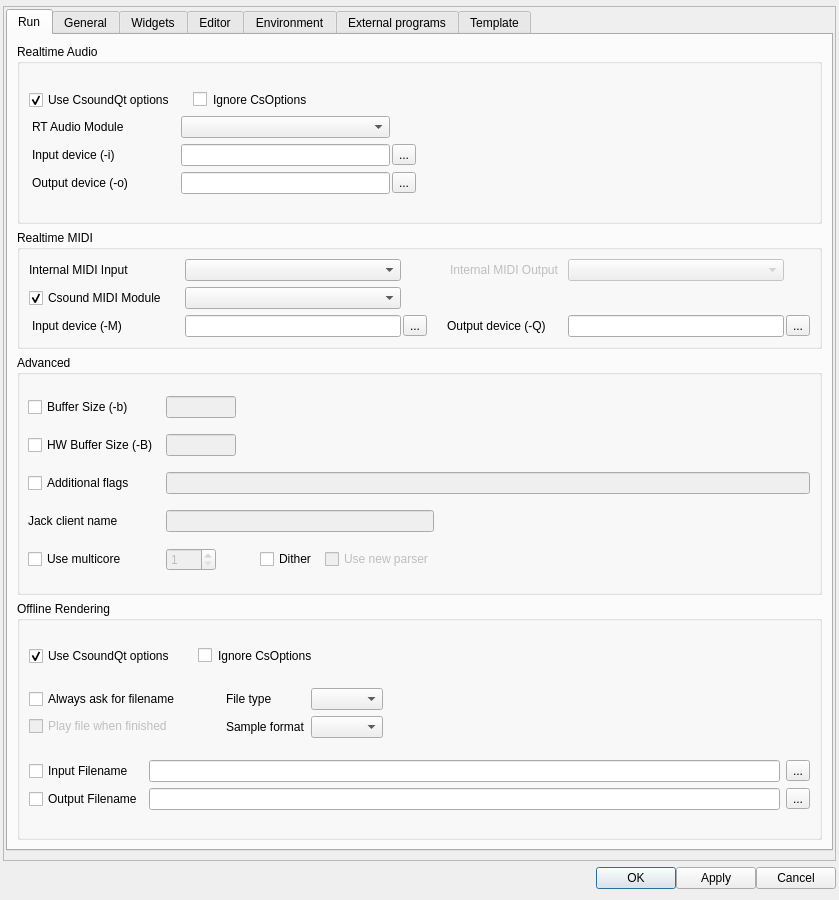
The window that src/configdialog.ui (CsoundQt/CsoundQt) describes before a commit, drawn with Qt 5.
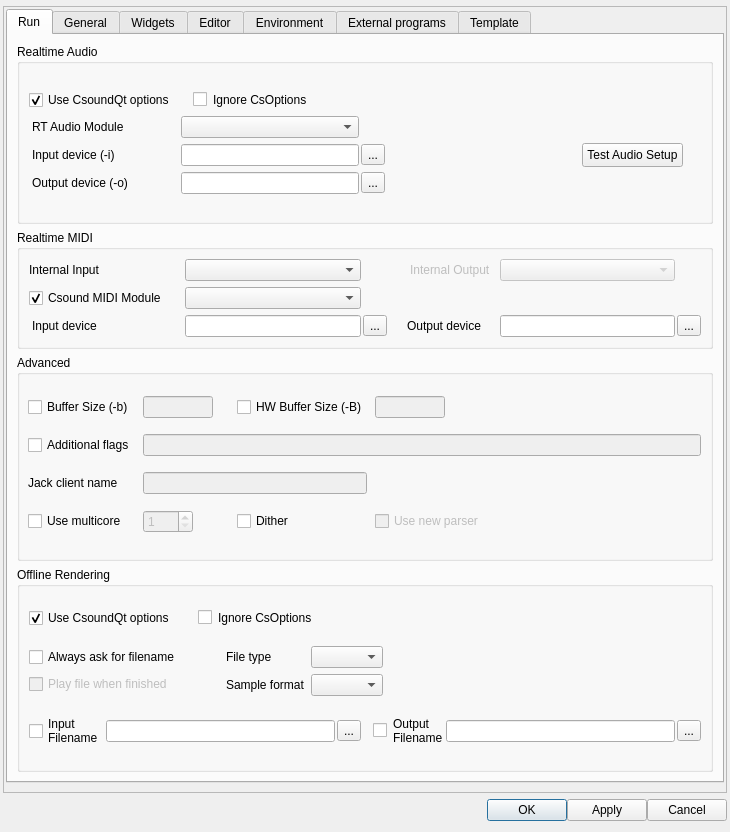
The same window after the commit. The open tabs and pages were chosen to show the change. Icons and pictures are not drawn.

Commit message: added new icon, added new button/menu for audio test setup (not implemented yet)

```diff
--- a/src/configdialog.ui
+++ b/src/configdialog.ui
@@ -7,8 +7,8 @@
    <rect>
     <x>0</x>
     <y>0</y>
-    <width>839</width>
-    <height>900</height>
+    <width>730</width>
+    <height>832</height>
    </rect>
   </property>
   <property name="windowTitle">
@@ -90,8 +90,8 @@
        <rect>
         <x>0</x>
         <y>0</y>
-        <width>831</width>
-        <height>851</height>
+        <width>722</width>
+        <height>783</height>
        </rect>
       </property>
       <layout class="QGridLayout" name="gridLayout_18">
@@ -113,7 +113,7 @@
           <bool>true</bool>
          </property>
          <property name="currentIndex">
-          <number>2</number>
+          <number>0</number>
          </property>
          <widget class="QWidget" name="tab_2">
           <attribute name="title">
@@ -146,50 +146,89 @@
                 <property name="verticalSpacing">
                  <number>6</number>
                 </property>
+                <item row="5" column="1">
+                 <widget class="QLineEdit" name="RtOutputLineEdit">
+                  <property name="toolTip">
+                   <string>&lt;html&gt;&lt;head/&gt;&lt;body&gt;&lt;p&gt;Audio device used for output. Use the &amp;quot;...&amp;quot; button to select one of the audio devices available (select the realtime audio module first)&lt;/p&gt;&lt;/body&gt;&lt;/html&gt;</string>
+                  </property>
+                 </widget>
+                </item>
                 <item row="3" column="3">
                  <spacer name="horizontalSpacer_13">
                   <property name="orientation">
                    <enum>Qt::Horizontal</enum>
                   </property>
                   <property name="sizeType">
-                   <enum>QSizePolicy::Expanding</enum>
+                   <enum>QSizePolicy::Minimum</enum>
                   </property>
                   <property name="sizeHint" stdset="0">
                    <size>
-                    <width>40</width>
+                    <width>18</width>
                     <height>2</height>
                    </size>
                   </property>
                  </spacer>
                 </item>
-                <item row="2" column="2">
-                 <spacer name="horizontalSpacer_8">
-                  <property name="orientation">
-                   <enum>Qt::Horizontal</enum>
+                <item row="1" column="0">
+                 <widget class="QCheckBox" name="RtUseOptionsCheckBox">
+                  <property name="text">
+                   <string>Use CsoundQt options</string>
                   </property>
-                  <property name="sizeHint" stdset="0">
-                   <size>
-                    <width>40</width>
-                    <height>2</height>
-                   </size>
+                  <property name="checked">
+                   <bool>true</bool>
                   </property>
-                 </spacer>
+                 </widget>
                 </item>
-                <item row="3" column="2">
+                <item row="5" column="0">
+                 <widget class="QLabel" name="label_5">
+                  <property name="toolTip">
+                   <string>&lt;html&gt;&lt;head/&gt;&lt;body&gt;&lt;p&gt;Audio device used for output. Use the &amp;quot;...&amp;quot; button to select one of the audio devices available (select the realtime audio module first)&lt;/p&gt;&lt;/body&gt;&lt;/html&gt;</string>
+                  </property>
+                  <property name="styleSheet">
+                   <string notr="true">padding-right: 6</string>
+                  </property>
+                  <property name="text">
+                   <string>Output device (-o)</string>
+                  </property>
+                 </widget>
+                </item>
+                <item row="4" column="2">
                  <widget class="QToolButton" name="audioInputToolButton">
                   <property name="text">
                    <string>...</string>
                   </property>
                  </widget>
                 </item>
-                <item row="2" column="1">
+                <item row="3" column="1">
                  <widget class="QComboBox" name="RtModuleComboBox">
+                  <property name="minimumSize">
+                   <size>
+                    <width>100</width>
+                    <height>0</height>
+                   </size>
+                  </property>
                   <property name="toolTip">
                    <string>Audio backend used when running Csound in realtime</string>
                   </property>
                  </widget>
                 </item>
-                <item row="3" column="0">
+                <item row="3" column="6">
+                 <spacer name="horizontalSpacer_25">
+                  <property name="orientation">
+                   <enum>Qt::Horizontal</enum>
+                  </property>
+                  <property name="sizeType">
+                   <enum>QSizePolicy::Minimum</enum>
+                  </property>
+                  <property name="sizeHint" stdset="0">
+                   <size>
+                    <width>18</width>
+                    <height>20</height>
+                   </size>
+                  </property>
+                 </spacer>
+                </item>
+                <item row="4" column="0">
                  <widget class="QLabel" name="label_4">
                   <property name="minimumSize">
                    <size>
@@ -208,38 +247,21 @@
                   </property>
                  </widget>
                 </item>
-                <item row="4" column="0">
-                 <widget class="QLabel" name="label_5">
-                  <property name="toolTip">
-                   <string>&lt;html&gt;&lt;head/&gt;&lt;body&gt;&lt;p&gt;Audio device used for output. Use the &amp;quot;...&amp;quot; button to select one of the audio devices available (select the realtime audio module first)&lt;/p&gt;&lt;/body&gt;&lt;/html&gt;</string>
-                  </property>
+                <item row="1" column="1">
+                 <widget class="QCheckBox" name="RtOverrideCheckBox">
                   <property name="styleSheet">
-                   <string notr="true">padding-right: 6</string>
+                   <string notr="true">padding-left: 12</string>
                   </property>
                   <property name="text">
-                   <string>Output device (-o)</string>
-                  </property>
-                 </widget>
-                </item>
-                <item row="4" column="2">
-                 <widget class="QToolButton" name="audioOutputToolButton">
-                  <property name="text">
-                   <string>...</string>
+                   <string>Ignore CsOptions</string>
                   </property>
                  </widget>
                 </item>
                 <item row="4" column="1">
-                 <widget class="QLineEdit" name="RtOutputLineEdit">
-                  <property name="toolTip">
-                   <string>&lt;html&gt;&lt;head/&gt;&lt;body&gt;&lt;p&gt;Audio device used for output. Use the &amp;quot;...&amp;quot; button to select one of the audio devices available (select the realtime audio module first)&lt;/p&gt;&lt;/body&gt;&lt;/html&gt;</string>
-                  </property>
-                 </widget>
-                </item>
-                <item row="3" column="1">
                  <widget class="QLineEdit" name="RtInputLineEdit">
                   <property name="minimumSize">
                    <size>
-                    <width>160</width>
+                    <width>100</width>
                     <height>0</height>
                    </size>
                   </property>
@@ -248,7 +270,14 @@
                   </property>
                  </widget>
                 </item>
-                <item row="2" column="0">
+                <item row="5" column="2">
+                 <widget class="QToolButton" name="audioOutputToolButton">
+                  <property name="text">
+                   <string>...</string>
+                  </property>
+                 </widget>
+                </item>
+                <item row="3" column="0">
                  <widget class="QLabel" name="label_3">
                   <property name="toolTip">
                    <string>Audio backend used when running Csound in realtime</string>
@@ -261,23 +290,33 @@
                   </property>
                  </widget>
                 </item>
-                <item row="1" column="0">
-                 <widget class="QCheckBox" name="RtUseOptionsCheckBox">
-                  <property name="text">
-                   <string>Use CsoundQt options</string>
+                <item row="3" column="4">
+                 <spacer name="horizontalSpacer_23">
+                  <property name="orientation">
+                   <enum>Qt::Horizontal</enum>
                   </property>
-                  <property name="checked">
-                   <bool>true</bool>
+                  <property name="sizeType">
+                   <enum>QSizePolicy::Expanding</enum>
                   </property>
-                 </widget>
+                  <property name="sizeHint" stdset="0">
+                   <size>
+                    <width>40</width>
+                    <height>18</height>
+                   </size>
+                  </property>
+                 </spacer>
                 </item>
-                <item row="1" column="1">
-                 <widget class="QCheckBox" name="RtOverrideCheckBox">
+                <item row="3" column="5" rowspan="3">
+                 <widget class="QPushButton" name="testAudioSetupButton">
                   <property name="styleSheet">
-                   <string notr="true">padding-left: 12</string>
+                   <string notr="true">padding: 4px</string>
                   </property>
                   <property name="text">
-                   <string>Ignore CsOptions</string>
+                   <string>Test Audio Setup</string>
+                  </property>
+                  <property name="icon">
+                   <iconset resource="icons.qrc">
+                    <normaloff>:/themes/breeze/gtk-media-play-ltr.png</normaloff>:/themes/breeze/gtk-media-play-ltr.png</iconset>
                   </property>
                  </widget>
                 </item>
@@ -303,6 +342,33 @@
                 <property name="horizontalSpacing">
                  <number>2</number>
                 </property>
+                <item row="2" column="3">
+                 <widget class="QToolButton" name="midiInputToolButton">
+                  <property name="text">
+                   <string>...</string>
+                  </property>
+                 </widget>
+                </item>
+                <item row="2" column="7">
+                 <widget class="QToolButton" name="midiOutputToolButton">
+                  <property name="text">
+                   <string>...</string>
+                  </property>
+                 </widget>
+                </item>
+                <item row="1" column="1">
+                 <widget class="QCheckBox" name="csoundMidiCheckBox">
+                  <property name="toolTip">
+                   <string>&lt;html&gt;&lt;head/&gt;&lt;body&gt;&lt;p&gt;Use Csound's own MIDI implementation. All MIDI input/output is performed by csound directly. If this is selected, the internal MIDI interface is not used.&lt;/p&gt;&lt;/body&gt;&lt;/html&gt;</string>
+                  </property>
+                  <property name="text">
+                   <string>Csound MIDI Module</string>
+                  </property>
+                  <property name="checked">
+                   <bool>true</bool>
+                  </property>
+                 </widget>
+                </item>
                 <item row="0" column="6">
                  <widget class="QComboBox" name="midiOutInterfaceComboBox">
                   <property name="enabled">
@@ -310,7 +376,7 @@
                   </property>
                   <property name="minimumSize">
                    <size>
-                    <width>160</width>
+                    <width>100</width>
                     <height>0</height>
                    </size>
                   </property>
@@ -323,6 +389,26 @@
                   </property>
                  </widget>
                 </item>
+                <item row="1" column="2">
+                 <widget class="QComboBox" name="RtMidiModuleComboBox">
+                  <property name="toolTip">
+                   <string>Select the MIDI backend used by Csound</string>
+                  </property>
+                 </widget>
+                </item>
+                <item row="2" column="5">
+                 <widget class="QLabel" name="label_8">
+                  <property name="toolTip">
+                   <string>&lt;html&gt;&lt;head/&gt;&lt;body&gt;&lt;p&gt;Csound MIDI output device &lt;/p&gt;&lt;p&gt;(corresponds to parameter &amp;quot;-Q&amp;quot;)&lt;/p&gt;&lt;/body&gt;&lt;/html&gt;</string>
+                  </property>
+                  <property name="styleSheet">
+                   <string notr="true"/>
+                  </property>
+                  <property name="text">
+                   <string>Output device</string>
+                  </property>
+                 </widget>
+                </item>
                 <item row="2" column="6">
                  <widget class="QLineEdit" name="RtMidiOutputLineEdit">
                   <property name="toolTip">
@@ -330,43 +416,6 @@
                   </property>
                  </widget>
                 </item>
-                <item row="1" column="1">
-                 <widget class="QCheckBox" name="csoundMidiCheckBox">
-                  <property name="toolTip">
-                   <string>&lt;html&gt;&lt;head/&gt;&lt;body&gt;&lt;p&gt;Use Csound's own MIDI implementation. All MIDI input/output is performed by csound directly. If this is selected, the internal MIDI interface is not used.&lt;/p&gt;&lt;/body&gt;&lt;/html&gt;</string>
-                  </property>
-                  <property name="text">
-                   <string>Csound MIDI Module</string>
-                  </property>
-                  <property name="checked">
-                   <bool>true</bool>
-                  </property>
-                 </widget>
-                </item>
-                <item row="2" column="5">
-                 <widget class="QLabel" name="label_8">
-                  <property name="styleSheet">
-                   <string notr="true"/>
-                  </property>
-                  <property name="text">
-                   <string>Output device (-Q)</string>
-                  </property>
-                 </widget>
-                </item>
-                <item row="1" column="2">
-                 <widget class="QComboBox" name="RtMidiModuleComboBox">
-                  <property name="toolTip">
-                   <string>Select the MIDI backend used by Csound</string>
-                  </property>
-                 </widget>
-                </item>
-                <item row="2" column="7">
-                 <widget class="QToolButton" name="midiOutputToolButton">
-                  <property name="text">
-                   <string>...</string>
-                  </property>
-                 </widget>
-                </item>
                 <item row="0" column="5">
                  <widget class="QLabel" name="label_38">
                   <property name="enabled">
@@ -376,16 +425,25 @@
                    <string notr="true">padding-right: 4</string>
                   </property>
                   <property name="text">
-                   <string>Internal MIDI Output</string>
+                   <string>Internal Output</string>
                   </property>
                  </widget>
                 </item>
-                <item row="2" column="3">
-                 <widget class="QToolButton" name="midiInputToolButton">
-                  <property name="text">
-                   <string>...</string>
+                <item row="2" column="4">
+                 <spacer name="horizontalSpacer_14">
+                  <property name="orientation">
+                   <enum>Qt::Horizontal</enum>
                   </property>
-                 </widget>
+                  <property name="sizeType">
+                   <enum>QSizePolicy::Fixed</enum>
+                  </property>
+                  <property name="sizeHint" stdset="0">
+                   <size>
+                    <width>18</width>
+                    <height>0</height>
+                   </size>
+                  </property>
+                 </spacer>
                 </item>
                 <item row="0" column="2">
                  <widget class="QComboBox" name="midiInterfaceComboBox">
@@ -394,7 +452,7 @@
                   </property>
                   <property name="minimumSize">
                    <size>
-                    <width>160</width>
+                    <width>100</width>
                     <height>0</height>
                    </size>
                   </property>
@@ -420,36 +478,23 @@
                    <string notr="true"/>
                   </property>
                   <property name="text">
-                   <string>Internal MIDI Input </string>
+                   <string>Internal Input </string>
                   </property>
                  </widget>
                 </item>
                 <item row="2" column="1">
                  <widget class="QLabel" name="label_12">
+                  <property name="toolTip">
+                   <string>&lt;html&gt;&lt;head/&gt;&lt;body&gt;&lt;p&gt;Csound MIDI input device &lt;/p&gt;&lt;p&gt;(corresponds to parameter &amp;quot;-M&amp;quot;)&lt;/p&gt;&lt;/body&gt;&lt;/html&gt;</string>
+                  </property>
                   <property name="styleSheet">
                    <string notr="true">padding-right: 6</string>
                   </property>
                   <property name="text">
-                   <string>Input device (-M)</string>
+                   <string>Input device</string>
                   </property>
                  </widget>
                 </item>
-                <item row="2" column="4">
-                 <spacer name="horizontalSpacer_14">
-                  <property name="orientation">
-                   <enum>Qt::Horizontal</enum>
-                  </property>
-                  <property name="sizeType">
-                   <enum>QSizePolicy::Fixed</enum>
-                  </property>
-                  <property name="sizeHint" stdset="0">
-                   <size>
-                    <width>18</width>
-                    <height>0</height>
-                   </size>
-                  </property>
-                 </spacer>
-                </item>
                </layout>
               </item>
              </layout>
@@ -479,7 +524,7 @@
               <property name="verticalSpacing">
                <number>4</number>
               </property>
-              <item row="5" column="4">
+              <item row="4" column="4">
                <widget class="QCheckBox" name="DitherCheckBox">
                 <property name="toolTip">
                  <string/>
@@ -489,51 +534,6 @@
                 </property>
                </widget>
               </item>
-              <item row="5" column="0">
-               <widget class="QCheckBox" name="multicoreCheckBox">
-                <property name="enabled">
-                 <bool>true</bool>
-                </property>
-                <property name="toolTip">
-                 <string>Use multiple cores when running Csound</string>
-                </property>
-                <property name="text">
-                 <string>Use multicore</string>
-                </property>
-               </widget>
-              </item>
-              <item row="2" column="1">
-               <spacer name="horizontalSpacer_10">
-                <property name="orientation">
-                 <enum>Qt::Horizontal</enum>
-                </property>
-                <property name="sizeType">
-                 <enum>QSizePolicy::Minimum</enum>
-                </property>
-                <property name="sizeHint" stdset="0">
-                 <size>
-                  <width>8</width>
-                  <height>0</height>
-                 </size>
-                </property>
-               </spacer>
-              </item>
-              <item row="5" column="5">
-               <widget class="QCheckBox" name="newParserCheckBox">
-                <property name="enabled">
-                 <bool>false</bool>
-                </property>
-                <property name="toolTip">
-                 <string>Use the new parser (deprecated)</string>
-                </property>
-                <property name="text">
-                 <string>Use new parser</string>
-                </property>
-                <property name="checkable">
-                 <bool>true</bool>
-                </property>
-               </widget>
-              </item>
               <item row="0" column="0">
                <widget class="QCheckBox" name="BufferSizeCheckBox">
                 <property name="toolTip">
@@ -544,33 +544,26 @@
                 </property>
                </widget>
               </item>
-              <item row="0" column="1">
-               <widget class="QLineEdit" name="BufferSizeLineEdit">
+              <item row="2" column="1" colspan="6">
+               <widget class="QLineEdit" name="AdditionalFlagsLineEdit">
                 <property name="enabled">
                  <bool>false</bool>
                 </property>
+                <property name="minimumSize">
+                 <size>
+                  <width>100</width>
+                  <height>0</height>
+                 </size>
+                </property>
                 <property name="maximumSize">
                  <size>
-                  <width>70</width>
+                  <width>800</width>
                   <height>16777215</height>
                  </size>
                 </property>
-                <property name="toolTip">
-                 <string>&lt;html&gt;&lt;head/&gt;&lt;body&gt;&lt;p&gt;1. For &lt;span style=&quot; font-weight:600;&quot;&gt;portaudio&lt;/span&gt;, -B suggests a latency, -b is used to set the buffersize.&lt;/p&gt;&lt;p&gt;2. For &lt;span style=&quot; font-weight:600;&quot;&gt;coreaudio&lt;/span&gt;, &lt;span style=&quot; font-weight:600;&quot;&gt;-B&lt;/span&gt; is the size of the internal buffer, &lt;span style=&quot; font-weight:600;&quot;&gt;-b&lt;/span&gt; is used for the actual IO buffer size.&lt;/p&gt;&lt;p&gt;3. For &lt;span style=&quot; font-weight:600;&quot;&gt;jack&lt;/span&gt;, &lt;span style=&quot; font-weight:600;&quot;&gt;-B&lt;/span&gt; is used to determine the number of buffers used in conjunction with -b , num = (N + M + 1) / M. &lt;span style=&quot; font-weight:600;&quot;&gt;-b&lt;/span&gt; is the size of each buffer.&lt;/p&gt;&lt;p&gt;4. For &lt;span style=&quot; font-weight:600;&quot;&gt;alsa&lt;/span&gt;, &lt;span style=&quot; font-weight:600;&quot;&gt;-B&lt;/span&gt; is the buffer size, &lt;span style=&quot; font-weight:600;&quot;&gt;-b&lt;/span&gt; is the period size&lt;/p&gt;&lt;p&gt;5. For &lt;span style=&quot; font-weight:600;&quot;&gt;pulse&lt;/span&gt;, &lt;span style=&quot; font-weight:600;&quot;&gt;-b&lt;/span&gt; is the actual buffersize passed to the device, &lt;span style=&quot; font-weight:600;&quot;&gt;-B&lt;/span&gt; is not used.&lt;/p&gt;&lt;p&gt;Use power-of-two values for &lt;span style=&quot; font-weight:600;&quot;&gt;ksmps&lt;/span&gt; (which is the same as &amp;quot;block size&amp;quot; in PureData or &amp;quot;vector size&amp;quot; in Max). Make sure  ksmps divides buffer size with no remainder. So, for -b 128, use ksmps = 128, 64, 32, 16, etc.&lt;/p&gt;&lt;/body&gt;&lt;/html&gt;</string>
-                </property>
                </widget>
               </item>
-              <item row="1" column="0">
-               <widget class="QCheckBox" name="HwBufferSizeCheckBox">
-                <property name="toolTip">
-                 <string>&lt;html&gt;&lt;head/&gt;&lt;body&gt;&lt;p&gt;1. For &lt;span style=&quot; font-weight:600;&quot;&gt;portaudio&lt;/span&gt;, -B suggests a latency, -b is used to set the buffersize.&lt;/p&gt;&lt;p&gt;2. For &lt;span style=&quot; font-weight:600;&quot;&gt;coreaudio&lt;/span&gt;, &lt;span style=&quot; font-weight:600;&quot;&gt;-B&lt;/span&gt; is the size of the internal buffer, &lt;span style=&quot; font-weight:600;&quot;&gt;-b&lt;/span&gt; is used for the actual IO buffer size.&lt;/p&gt;&lt;p&gt;3. For &lt;span style=&quot; font-weight:600;&quot;&gt;jack&lt;/span&gt;, &lt;span style=&quot; font-weight:600;&quot;&gt;-B&lt;/span&gt; is used to determine the number of buffers used in conjunction with -b , num = (N + M + 1) / M. &lt;span style=&quot; font-weight:600;&quot;&gt;-b&lt;/span&gt; is the size of each buffer.&lt;/p&gt;&lt;p&gt;4. For &lt;span style=&quot; font-weight:600;&quot;&gt;alsa&lt;/span&gt;, &lt;span style=&quot; font-weight:600;&quot;&gt;-B&lt;/span&gt; is the buffer size, &lt;span style=&quot; font-weight:600;&quot;&gt;-b&lt;/span&gt; is the period size&lt;/p&gt;&lt;p&gt;5. For &lt;span style=&quot; font-weight:600;&quot;&gt;pulse&lt;/span&gt;, &lt;span style=&quot; font-weight:600;&quot;&gt;-b&lt;/span&gt; is the actual buffersize passed to the device, &lt;span style=&quot; font-weight:600;&quot;&gt;-B&lt;/span&gt; is not used.&lt;/p&gt;&lt;p&gt;Use power-of-two values for &lt;span style=&quot; font-weight:600;&quot;&gt;ksmps&lt;/span&gt; (which is the same as &amp;quot;block size&amp;quot; in PureData or &amp;quot;vector size&amp;quot; in Max). Make sure  ksmps divides buffer size with no remainder. So, for -b 128, use ksmps = 128, 64, 32, 16, etc.&lt;/p&gt;&lt;/body&gt;&lt;/html&gt;</string>
-                </property>
-                <property name="text">
-                 <string>HW Buffer Size (-B)</string>
-                </property>
-               </widget>
-              </item>
-              <item row="3" column="0">
+              <item row="2" column="0">
                <widget class="QCheckBox" name="AdditionalFlagsCheckBox">
                 <property name="toolTip">
                  <string>Extra command line flags passed to Csound</string>
@@ -580,29 +573,49 @@
                 </property>
                </widget>
               </item>
-              <item row="1" column="1">
-               <widget class="QLineEdit" name="HwBufferSizeLineEdit">
+              <item row="0" column="1">
+               <widget class="QLineEdit" name="BufferSizeLineEdit">
                 <property name="enabled">
                  <bool>false</bool>
                 </property>
-                <property name="minimumSize">
+                <property name="maximumSize">
                  <size>
                   <width>70</width>
-                  <height>0</height>
+                  <height>16777215</height>
                  </size>
                 </property>
+                <property name="toolTip">
+                 <string>&lt;html&gt;&lt;head/&gt;&lt;body&gt;&lt;p&gt;1. For &lt;span style=&quot; font-weight:600;&quot;&gt;portaudio&lt;/span&gt;, -B suggests a latency, -b is used to set the buffersize.&lt;/p&gt;&lt;p&gt;2. For &lt;span style=&quot; font-weight:600;&quot;&gt;coreaudio&lt;/span&gt;, &lt;span style=&quot; font-weight:600;&quot;&gt;-B&lt;/span&gt; is the size of the internal buffer, &lt;span style=&quot; font-weight:600;&quot;&gt;-b&lt;/span&gt; is used for the actual IO buffer size.&lt;/p&gt;&lt;p&gt;3. For &lt;span style=&quot; font-weight:600;&quot;&gt;jack&lt;/span&gt;, &lt;span style=&quot; font-weight:600;&quot;&gt;-B&lt;/span&gt; is used to determine the number of buffers used in conjunction with -b , num = (N + M + 1) / M. &lt;span style=&quot; font-weight:600;&quot;&gt;-b&lt;/span&gt; is the size of each buffer.&lt;/p&gt;&lt;p&gt;4. For &lt;span style=&quot; font-weight:600;&quot;&gt;alsa&lt;/span&gt;, &lt;span style=&quot; font-weight:600;&quot;&gt;-B&lt;/span&gt; is the buffer size, &lt;span style=&quot; font-weight:600;&quot;&gt;-b&lt;/span&gt; is the period size&lt;/p&gt;&lt;p&gt;5. For &lt;span style=&quot; font-weight:600;&quot;&gt;pulse&lt;/span&gt;, &lt;span style=&quot; font-weight:600;&quot;&gt;-b&lt;/span&gt; is the actual buffersize passed to the device, &lt;span style=&quot; font-weight:600;&quot;&gt;-B&lt;/span&gt; is not used.&lt;/p&gt;&lt;p&gt;Use power-of-two values for &lt;span style=&quot; font-weight:600;&quot;&gt;ksmps&lt;/span&gt; (which is the same as &amp;quot;block size&amp;quot; in PureData or &amp;quot;vector size&amp;quot; in Max). Make sure  ksmps divides buffer size with no remainder. So, for -b 128, use ksmps = 128, 64, 32, 16, etc.&lt;/p&gt;&lt;/body&gt;&lt;/html&gt;</string>
+                </property>
+               </widget>
+              </item>
+              <item row="0" column="4">
+               <widget class="QCheckBox" name="HwBufferSizeCheckBox">
+                <property name="toolTip">
+                 <string>&lt;html&gt;&lt;head/&gt;&lt;body&gt;&lt;p&gt;1. For &lt;span style=&quot; font-weight:600;&quot;&gt;portaudio&lt;/span&gt;, -B suggests a latency, -b is used to set the buffersize.&lt;/p&gt;&lt;p&gt;2. For &lt;span style=&quot; font-weight:600;&quot;&gt;coreaudio&lt;/span&gt;, &lt;span style=&quot; font-weight:600;&quot;&gt;-B&lt;/span&gt; is the size of the internal buffer, &lt;span style=&quot; font-weight:600;&quot;&gt;-b&lt;/span&gt; is used for the actual IO buffer size.&lt;/p&gt;&lt;p&gt;3. For &lt;span style=&quot; font-weight:600;&quot;&gt;jack&lt;/span&gt;, &lt;span style=&quot; font-weight:600;&quot;&gt;-B&lt;/span&gt; is used to determine the number of buffers used in conjunction with -b , num = (N + M + 1) / M. &lt;span style=&quot; font-weight:600;&quot;&gt;-b&lt;/span&gt; is the size of each buffer.&lt;/p&gt;&lt;p&gt;4. For &lt;span style=&quot; font-weight:600;&quot;&gt;alsa&lt;/span&gt;, &lt;span style=&quot; font-weight:600;&quot;&gt;-B&lt;/span&gt; is the buffer size, &lt;span style=&quot; font-weight:600;&quot;&gt;-b&lt;/span&gt; is the period size&lt;/p&gt;&lt;p&gt;5. For &lt;span style=&quot; font-weight:600;&quot;&gt;pulse&lt;/span&gt;, &lt;span style=&quot; font-weight:600;&quot;&gt;-b&lt;/span&gt; is the actual buffersize passed to the device, &lt;span style=&quot; font-weight:600;&quot;&gt;-B&lt;/span&gt; is not used.&lt;/p&gt;&lt;p&gt;Use power-of-two values for &lt;span style=&quot; font-weight:600;&quot;&gt;ksmps&lt;/span&gt; (which is the same as &amp;quot;block size&amp;quot; in PureData or &amp;quot;vector size&amp;quot; in Max). Make sure  ksmps divides buffer size with no remainder. So, for -b 128, use ksmps = 128, 64, 32, 16, etc.&lt;/p&gt;&lt;/body&gt;&lt;/html&gt;</string>
+                </property>
+                <property name="text">
+                 <string>HW Buffer Size (-B)</string>
+                </property>
+               </widget>
+              </item>
+              <item row="3" column="1" colspan="4">
+               <widget class="QLineEdit" name="JackNameLineEdit">
+                <property name="enabled">
+                 <bool>false</bool>
+                </property>
                 <property name="maximumSize">
                  <size>
-                  <width>70</width>
+                  <width>16777215</width>
                   <height>16777215</height>
                  </size>
                 </property>
                 <property name="toolTip">
-                 <string>&lt;html&gt;&lt;head/&gt;&lt;body&gt;&lt;p&gt;1. For &lt;span style=&quot; font-weight:600;&quot;&gt;portaudio&lt;/span&gt;, -B suggests a latency, -b is used to set the buffersize.&lt;/p&gt;&lt;p&gt;2. For &lt;span style=&quot; font-weight:600;&quot;&gt;coreaudio&lt;/span&gt;, &lt;span style=&quot; font-weight:600;&quot;&gt;-B&lt;/span&gt; is the size of the internal buffer, &lt;span style=&quot; font-weight:600;&quot;&gt;-b&lt;/span&gt; is used for the actual IO buffer size.&lt;/p&gt;&lt;p&gt;3. For &lt;span style=&quot; font-weight:600;&quot;&gt;jack&lt;/span&gt;, &lt;span style=&quot; font-weight:600;&quot;&gt;-B&lt;/span&gt; is used to determine the number of buffers used in conjunction with -b , num = (N + M + 1) / M. &lt;span style=&quot; font-weight:600;&quot;&gt;-b&lt;/span&gt; is the size of each buffer.&lt;/p&gt;&lt;p&gt;4. For &lt;span style=&quot; font-weight:600;&quot;&gt;alsa&lt;/span&gt;, &lt;span style=&quot; font-weight:600;&quot;&gt;-B&lt;/span&gt; is the buffer size, &lt;span style=&quot; font-weight:600;&quot;&gt;-b&lt;/span&gt; is the period size&lt;/p&gt;&lt;p&gt;5. For &lt;span style=&quot; font-weight:600;&quot;&gt;pulse&lt;/span&gt;, &lt;span style=&quot; font-weight:600;&quot;&gt;-b&lt;/span&gt; is the actual buffersize passed to the device, &lt;span style=&quot; font-weight:600;&quot;&gt;-B&lt;/span&gt; is not used.&lt;/p&gt;&lt;p&gt;Use power-of-two values for &lt;span style=&quot; font-weight:600;&quot;&gt;ksmps&lt;/span&gt; (which is the same as &amp;quot;block size&amp;quot; in PureData or &amp;quot;vector size&amp;quot; in Max). Make sure  ksmps divides buffer size with no remainder. So, for -b 128, use ksmps = 128, 64, 32, 16, etc.&lt;/p&gt;&lt;/body&gt;&lt;/html&gt;</string>
+                 <string>&lt;html&gt;&lt;head/&gt;&lt;body&gt;&lt;p&gt;Use * for current filename. &lt;/p&gt;&lt;p&gt;This setting is used only when jack is selected as the RT audio module. &lt;/p&gt;&lt;/body&gt;&lt;/html&gt;</string>
                 </property>
                </widget>
               </item>
-              <item row="5" column="1">
+              <item row="4" column="1">
                <widget class="QSpinBox" name="numThreadsSpinBox">
                 <property name="enabled">
                  <bool>false</bool>
@@ -624,20 +637,71 @@
                 </property>
                </widget>
               </item>
-              <item row="5" column="6">
-               <spacer name="horizontalSpacer_17">
-                <property name="orientation">
-                 <enum>Qt::Horizontal</enum>
+              <item row="0" column="5">
+               <widget class="QLineEdit" name="HwBufferSizeLineEdit">
+                <property name="enabled">
+                 <bool>false</bool>
                 </property>
-                <property name="sizeHint" stdset="0">
+                <property name="minimumSize">
                  <size>
-                  <width>40</width>
-                  <height>20</height>
+                  <width>70</width>
+                  <height>0</height>
                  </size>
                 </property>
-               </spacer>
+                <property name="maximumSize">
+                 <size>
+                  <width>70</width>
+                  <height>16777215</height>
+                 </size>
+                </property>
+                <property name="toolTip">
+                 <string>&lt;html&gt;&lt;head/&gt;&lt;body&gt;&lt;p&gt;1. For &lt;span style=&quot; font-weight:600;&quot;&gt;portaudio&lt;/span&gt;, -B suggests a latency, -b is used to set the buffersize.&lt;/p&gt;&lt;p&gt;2. For &lt;span style=&quot; font-weight:600;&quot;&gt;coreaudio&lt;/span&gt;, &lt;span style=&quot; font-weight:600;&quot;&gt;-B&lt;/span&gt; is the size of the internal buffer, &lt;span style=&quot; font-weight:600;&quot;&gt;-b&lt;/span&gt; is used for the actual IO buffer size.&lt;/p&gt;&lt;p&gt;3. For &lt;span style=&quot; font-weight:600;&quot;&gt;jack&lt;/span&gt;, &lt;span style=&quot; font-weight:600;&quot;&gt;-B&lt;/span&gt; is used to determine the number of buffers used in conjunction with -b , num = (N + M + 1) / M. &lt;span style=&quot; font-weight:600;&quot;&gt;-b&lt;/span&gt; is the size of each buffer.&lt;/p&gt;&lt;p&gt;4. For &lt;span style=&quot; font-weight:600;&quot;&gt;alsa&lt;/span&gt;, &lt;span style=&quot; font-weight:600;&quot;&gt;-B&lt;/span&gt; is the buffer size, &lt;span style=&quot; font-weight:600;&quot;&gt;-b&lt;/span&gt; is the period size&lt;/p&gt;&lt;p&gt;5. For &lt;span style=&quot; font-weight:600;&quot;&gt;pulse&lt;/span&gt;, &lt;span style=&quot; font-weight:600;&quot;&gt;-b&lt;/span&gt; is the actual buffersize passed to the device, &lt;span style=&quot; font-weight:600;&quot;&gt;-B&lt;/span&gt; is not used.&lt;/p&gt;&lt;p&gt;Use power-of-two values for &lt;span style=&quot; font-weight:600;&quot;&gt;ksmps&lt;/span&gt; (which is the same as &amp;quot;block size&amp;quot; in PureData or &amp;quot;vector size&amp;quot; in Max). Make sure  ksmps divides buffer size with no remainder. So, for -b 128, use ksmps = 128, 64, 32, 16, etc.&lt;/p&gt;&lt;/body&gt;&lt;/html&gt;</string>
+                </property>
+               </widget>
               </item>
               <item row="4" column="0">
+               <widget class="QCheckBox" name="multicoreCheckBox">
+                <property name="enabled">
+                 <bool>true</bool>
+                </property>
+                <property name="toolTip">
+                 <string>Use multiple cores when running Csound</string>
+                </property>
+                <property name="text">
+                 <string>Use multicore</string>
+                </property>
+               </widget>
+              </item>
+              <item row="4" column="6">
+               <spacer name="horizontalSpacer_17">
+                <property name="orientation">
+                 <enum>Qt::Horizontal</enum>
+                </property>
+                <property name="sizeHint" stdset="0">
+                 <size>
+                  <width>40</width>
+                  <height>20</height>
+                 </size>
+                </property>
+               </spacer>
+              </item>
+              <item row="4" column="5">
+               <widget class="QCheckBox" name="newParserCheckBox">
+                <property name="enabled">
+                 <bool>false</bool>
+                </property>
+                <property name="toolTip">
+                 <string>Use the new parser (deprecated)</string>
+                </property>
+                <property name="text">
+                 <string>Use new parser</string>
+                </property>
+                <property name="checkable">
+                 <bool>true</bool>
+                </property>
+               </widget>
+              </item>
+              <item row="3" column="0">
                <widget class="QLabel" name="label_6">
                 <property name="toolTip">
                  <string>Use * for current filename. 
@@ -648,41 +712,6 @@
                 </property>
                </widget>
               </item>
-              <item row="4" column="1" colspan="5">
-               <widget class="QLineEdit" name="JackNameLineEdit">
-                <property name="enabled">
-                 <bool>false</bool>
-                </property>
-                <property name="maximumSize">
-                 <size>
-                  <width>16777215</width>
-                  <height>16777215</height>
-                 </size>
-                </property>
-                <property name="toolTip">
-                 <string>&lt;html&gt;&lt;head/&gt;&lt;body&gt;&lt;p&gt;Use * for current filename. &lt;/p&gt;&lt;p&gt;This setting is used only when jack is selected as the RT audio module. &lt;/p&gt;&lt;/body&gt;&lt;/html&gt;</string>
-                </property>
-               </widget>
-              </item>
-              <item row="3" column="1" colspan="6">
-               <widget class="QLineEdit" name="AdditionalFlagsLineEdit">
-                <property name="enabled">
-                 <bool>false</bool>
-                </property>
-                <property name="minimumSize">
-                 <size>
-                  <width>100</width>
-                  <height>0</height>
-                 </size>
-                </property>
-                <property name="maximumSize">
-                 <size>
-                  <width>800</width>
-                  <height>16777215</height>
-                 </size>
-                </property>
-               </widget>
-              </item>
              </layout>
             </widget>
            </item>
@@ -756,37 +785,45 @@
               </item>
               <item row="3" column="0" colspan="2">
                <layout class="QGridLayout" name="filenamesLayout">
-                <item row="1" column="2">
+                <property name="horizontalSpacing">
+                 <number>2</number>
+                </property>
+                <item row="0" column="5">
                  <widget class="QToolButton" name="outputFilenameToolButton">
                   <property name="text">
                    <string>...</string>
                   </property>
                  </widget>
                 </item>
-                <item row="0" column="2">
-                 <widget class="QToolButton" name="inputFilenameToolButton">
-                  <property name="text">
-                   <string>...</string>
-                  </property>
-                 </widget>
-                </item>
-                <item row="1" column="1">
-                 <widget class="QLineEdit" name="OutputFilenameLineEdit"/>
-                </item>
-                <item row="1" column="0">
+                <item row="0" column="3">
                  <widget class="QCheckBox" name="OutputFilenameCheckBox">
+                  <property name="styleSheet">
+                   <string notr="true">padding-left: 10px</string>
+                  </property>
                   <property name="text">
-                   <string>Output Filename</string>
+                   <string>Output 
+Filename</string>
                   </property>
                  </widget>
                 </item>
+                <item row="0" column="4">
+                 <widget class="QLineEdit" name="OutputFilenameLineEdit"/>
+                </item>
                 <item row="0" column="1">
                  <widget class="QLineEdit" name="InputFilenameLineEdit"/>
                 </item>
                 <item row="0" column="0">
                  <widget class="QCheckBox" name="InputFilenameCheckBox">
                   <property name="text">
-                   <string>Input Filename</string>
+                   <string>Input
+Filename</string>
+                  </property>
+                 </widget>
+                </item>
+                <item row="0" column="2">
+                 <widget class="QToolButton" name="inputFilenameToolButton">
+                  <property name="text">
+                   <string>...</string>
                   </property>
                  </widget>
                 </item>
```
Left out of the diff: 20 changed lines with no effect on the pictures. The commit also changes 11 other files.
